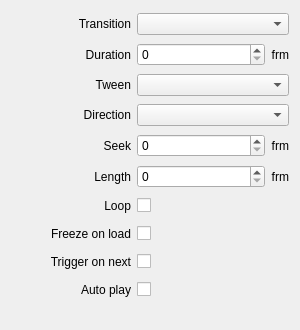
CasparCG/client, file src/Widgets/Inspector/InspectorMovieWidget.ui: the form before one commit.
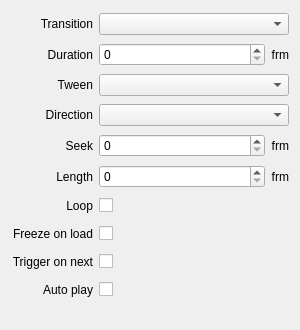
The form after the commit.

Commit message: Remove minimumSize constraint from labels

Patch:
```diff
--- a/src/Widgets/Inspector/InspectorMovieWidget.ui
+++ b/src/Widgets/Inspector/InspectorMovieWidget.ui
@@ -62,12 +62,6 @@
    </item>
    <item row="0" column="0">
     <widget class="QLabel" name="labelTransition">
-     <property name="minimumSize">
-      <size>
-       <width>120</width>
-       <height>0</height>
-      </size>
-     </property>
      <property name="text">
       <string>Transition</string>
      </property>
@@ -135,12 +129,6 @@
    </item>
    <item row="4" column="0">
     <widget class="QLabel" name="labelSeek">
-     <property name="minimumSize">
-      <size>
-       <width>120</width>
-       <height>0</height>
-      </size>
-     </property>
      <property name="toolTip">
       <string>Start playback at this frame</string>
      </property>
@@ -174,12 +162,6 @@
    </item>
    <item row="9" column="0">
     <widget class="QLabel" name="labelTriggerOnNext">
-     <property name="minimumSize">
-      <size>
-       <width>120</width>
-       <height>0</height>
-      </size>
-     </property>
      <property name="text">
       <string>Trigger on next</string>
      </property>
@@ -216,12 +198,6 @@
    </item>
    <item row="8" column="0">
     <widget class="QLabel" name="labelPauseOnLoad">
-     <property name="minimumSize">
-      <size>
-       <width>120</width>
-       <height>0</height>
-      </size>
-     </property>
      <property name="text">
       <string>Freeze on load</string>
      </property>
@@ -232,12 +208,6 @@
    </item>
    <item row="3" column="0">
     <widget class="QLabel" name="labelDirection">
-     <property name="minimumSize">
-      <size>
-       <width>120</width>
-       <height>0</height>
-      </size>
-     </property>
      <property name="text">
       <string>Direction</string>
      </property>
@@ -248,12 +218,6 @@
    </item>
    <item row="6" column="0">
     <widget class="QLabel" name="labelLength">
-     <property name="minimumSize">
-      <size>
-       <width>120</width>
-       <height>0</height>
-      </size>
-     </property>
      <property name="toolTip">
       <string>Stop playback at this frame relative to the seek frame</string>
      </property>
@@ -294,12 +258,6 @@
    </item>
    <item row="1" column="0">
     <widget class="QLabel" name="labelTransitionDuration">
-     <property name="minimumSize">
-      <size>
-       <width>120</width>
-       <height>0</height>
-      </size>
-     </property>
      <property name="text">
       <string>Duration</string>
      </property>
@@ -310,12 +268,6 @@
    </item>
    <item row="2" column="0">
     <widget class="QLabel" name="labelTween">
-     <property name="minimumSize">
-      <size>
-       <width>120</width>
-       <height>0</height>
-      </size>
-     </property>
      <property name="text">
       <string>Tween</string>
      </property>
@@ -326,12 +278,6 @@
    </item>
    <item row="7" column="0">
     <widget class="QLabel" name="labelLoop">
-     <property name="minimumSize">
-      <size>
-       <width>120</width>
-       <height>0</height>
-      </size>
-     </property>
      <property name="text">
       <string>Loop</string>
      </property>
@@ -352,12 +298,6 @@
    </item>
    <item row="10" column="0">
     <widget class="QLabel" name="labelAutoPlay">
-     <property name="minimumSize">
-      <size>
-       <width>120</width>
-       <height>0</height>
-      </size>
-     </property>
      <property name="text">
       <string>Auto play</string>
      </property>
```
The commit also changes 53 other files.
